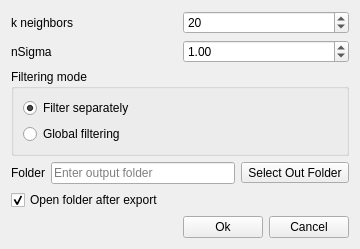
Old version of the form src/gui/forms/DialogStatisticalOutlierFilter.ui in the repository open-scan-crew/OpenScanTools.
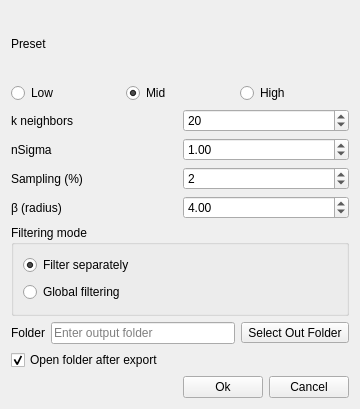
New version of the form. Icons and pictures are not drawn.

Commit message: Added tooltipsAdd presets and sampling controls for outlier filter (#248)

The edit to the form file:
```diff
--- a/src/gui/forms/DialogStatisticalOutlierFilter.ui
+++ b/src/gui/forms/DialogStatisticalOutlierFilter.ui
@@ -7,13 +7,61 @@
     <x>0</x>
     <y>0</y>
     <width>360</width>
-    <height>200</height>
+    <height>409</height>
    </rect>
   </property>
   <property name="windowTitle">
    <string>Statistical Outlier Filter</string>
   </property>
   <layout class="QVBoxLayout" name="verticalLayout">
+   <item>
+    <layout class="QVBoxLayout" name="verticalLayout_preset">
+     <item>
+      <widget class="QLabel" name="label_presetTitle">
+       <property name="text">
+        <string>Preset</string>
+       </property>
+      </widget>
+     </item>
+     <item>
+      <layout class="QHBoxLayout" name="horizontalLayout_presetButtons">
+       <item>
+        <widget class="QRadioButton" name="radioButton_soLow">
+         <property name="toolTip">
+          <string>Less aggressive filter that preserves more valid points. The calculation time is slightly longer.</string>
+         </property>
+         <property name="text">
+          <string>Low</string>
+         </property>
+        </widget>
+       </item>
+       <item>
+        <widget class="QRadioButton" name="radioButton_soMid">
+         <property name="toolTip">
+          <string>Balanced mode.</string>
+         </property>
+         <property name="text">
+          <string>Mid</string>
+         </property>
+         <property name="checked">
+          <bool>true</bool>
+         </property>
+        </widget>
+       </item>
+       <item>
+        <widget class="QRadioButton" name="radioButton_soHigh">
+         <property name="toolTip">
+          <string>Most aggressive mode with risk of losing valid points.</string>
+         </property>
+         <property name="text">
+          <string>High</string>
+         </property>
+        </widget>
+       </item>
+      </layout>
+     </item>
+    </layout>
+   </item>
    <item>
     <layout class="QGridLayout" name="gridLayout">
      <item row="0" column="0">
@@ -26,10 +74,10 @@
      <item row="0" column="1">
       <widget class="QSpinBox" name="spinBox_kNeighbors">
        <property name="minimum">
-        <number>1</number>
+        <number>6</number>
        </property>
        <property name="maximum">
-        <number>128</number>
+        <number>40</number>
        </property>
        <property name="value">
         <number>20</number>
@@ -46,10 +94,10 @@
      <item row="1" column="1">
       <widget class="QDoubleSpinBox" name="doubleSpinBox_nSigma">
        <property name="minimum">
-        <double>0.100000000000000</double>
+        <double>0.600000000000000</double>
        </property>
        <property name="maximum">
-        <double>5.000000000000000</double>
+        <double>3.000000000000000</double>
        </property>
        <property name="singleStep">
         <double>0.100000000000000</double>
@@ -59,10 +107,53 @@
        </property>
       </widget>
      </item>
+     <item row="2" column="0">
+      <widget class="QLabel" name="label_soSampling">
+       <property name="text">
+        <string>Sampling (%)</string>
+       </property>
+      </widget>
+     </item>
+     <item row="2" column="1">
+      <widget class="QSpinBox" name="spinBox_soSampling">
+       <property name="minimum">
+        <number>1</number>
+       </property>
+       <property name="maximum">
+        <number>10</number>
+       </property>
+       <property name="value">
+        <number>2</number>
+       </property>
+      </widget>
+     </item>
+     <item row="3" column="0">
+      <widget class="QLabel" name="label_soBeta">
+       <property name="text">
+        <string>β (radius)</string>
+       </property>
+      </widget>
+     </item>
+     <item row="3" column="1">
+      <widget class="QDoubleSpinBox" name="doubleSpinBox_soBeta">
+       <property name="minimum">
+        <double>2.000000000000000</double>
+       </property>
+       <property name="maximum">
+        <double>6.000000000000000</double>
+       </property>
+       <property name="singleStep">
+        <double>0.100000000000000</double>
+       </property>
+       <property name="value">
+        <double>4.000000000000000</double>
+       </property>
+      </widget>
+     </item>
     </layout>
    </item>
    <item>
-   <widget class="QGroupBox" name="groupBox_mode">
+    <widget class="QGroupBox" name="groupBox_mode">
      <property name="title">
       <string>Filtering mode</string>
      </property>
```
Left out of the diff: 6 changed lines with no effect on the pictures. The commit also changes 14 other files.
